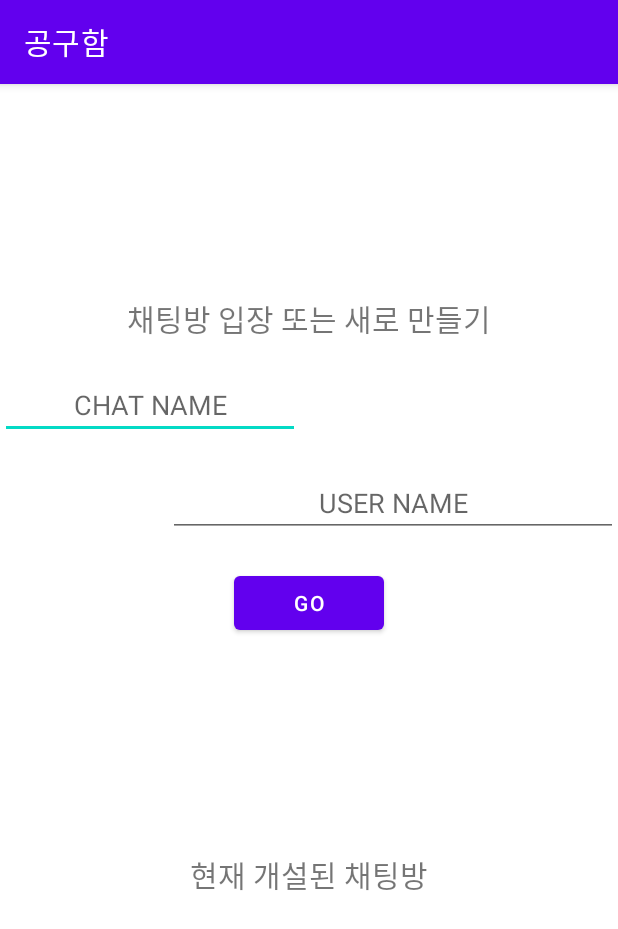
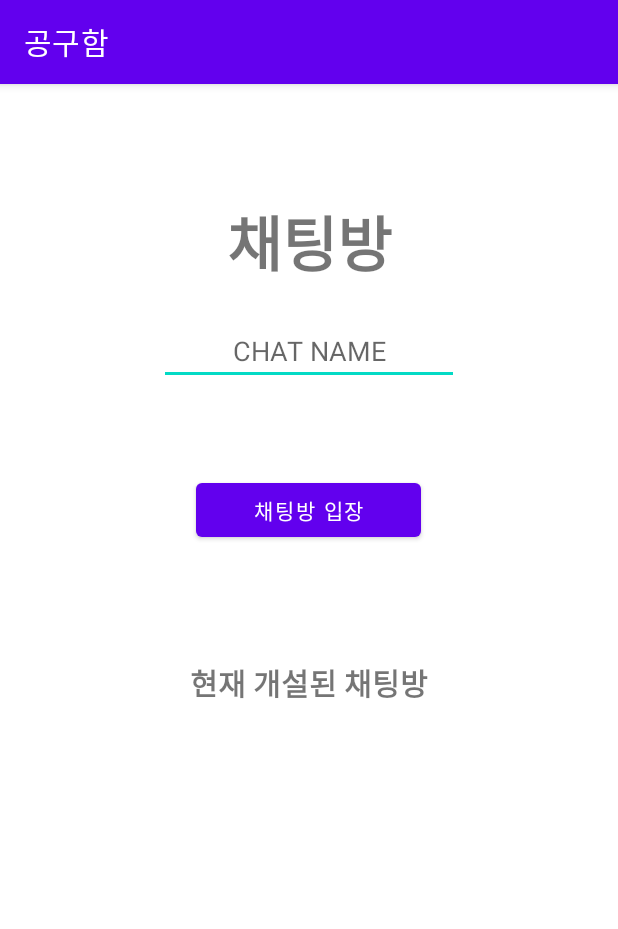
Before and after one commit to Kyeongnam1/Gongguham_, an Android app: the ChatStarterActivity screen opened directly, with no data from a screen before it, on a phone screen of 412 x 824 dp. Shown: the top 929 px of the screen. Run offline under Robolectric (Android 15) with nearby library versions, the phone set to English and light mode, and no system bars; our stand-ins replace Firebase (no records; nobody signed in at launch, a user with empty details on screens opened directly).

Commit message:
1. 채팅 기능 문제 해결(2020-04-06)

```diff
--- a/app/src/main/AndroidManifest.xml
+++ b/app/src/main/AndroidManifest.xml
@@ -39,9 +39,9 @@
         <activity android:name=".memberInitActivity">
         </activity>
         <!--채팅-->
-        <activity android:name=".ChatIntroActivity">
+        <activity android:name=".ChatStarterActivity">
         </activity>
-        <activity android:name=".ChatRoomActivity">
+        <activity android:name=".ChatChattingActivity">
         </activity>
 
 
--- a/app/src/main/java/com/example/gongguham_/ChatRoomActivity.java
+++ b/app/src/main/java/com/example/gongguham_/ChatChattingActivity.java
@@ -18,7 +18,7 @@ import com.google.firebase.database.DatabaseError;
 import com.google.firebase.database.DatabaseReference;
 import com.google.firebase.database.FirebaseDatabase;
 
-public class ChatRoomActivity extends AppCompatActivity {
+public class ChatChattingActivity extends AppCompatActivity {
 
     private String CHAT_NAME;
     private String USER_NAME;
@@ -33,14 +33,14 @@ public class ChatRoomActivity extends AppCompatActivity {
     @Override
     protected void onCreate(Bundle savedInstanceState) {
         super.onCreate(savedInstanceState);
-        setContentView(R.layout.activity_chat_intro);
+        setContentView(R.layout.activity_chat_chatting);
 
         // 위젯 ID 참조
         chat_view = (ListView) findViewById(R.id.chat_view);
         chat_edit = (EditText) findViewById(R.id.chat_edit);
         chat_send = (Button) findViewById(R.id.chat_sent);
 
-        // 로그인 화면에서 받아온 채팅방 이름, 유저 이름 저장
+        // 채팅 시작화면에서 받아온 채팅방 이름, 유저 이름 저장
         Intent intent = getIntent();
         CHAT_NAME = intent.getStringExtra("chatName");
         USER_NAME = intent.getStringExtra("userName");
--- a/app/src/main/java/com/example/gongguham_/ChatIntroActivity.java
+++ b/app/src/main/java/com/example/gongguham_/ChatStarterActivity.java
@@ -1,50 +1,72 @@
 package com.example.gongguham_;
 
+import android.annotation.SuppressLint;
 import android.content.Intent;
 import android.os.Bundle;
 import android.util.Log;
 import android.view.View;
+import android.widget.Adapter;
+import android.widget.AdapterView;
 import android.widget.ArrayAdapter;
 import android.widget.Button;
 import android.widget.EditText;
 import android.widget.ListView;
+import android.widget.TextView;
+import android.widget.Toast;
 
 import androidx.appcompat.app.AppCompatActivity;
 
+import com.google.firebase.auth.FirebaseAuth;
+import com.google.firebase.auth.FirebaseUser;
+import com.google.firebase.auth.UserInfo;
 import com.google.firebase.database.ChildEventListener;
 import com.google.firebase.database.DataSnapshot;
 import com.google.firebase.database.DatabaseError;
 import com.google.firebase.database.DatabaseReference;
 import com.google.firebase.database.FirebaseDatabase;
 
-public class ChatIntroActivity extends AppCompatActivity {
+import org.w3c.dom.Text;
 
-    private EditText user_chat, user_edit;
+
+public class ChatStarterActivity extends AppCompatActivity {
+
+    private FirebaseAuth mAuth;
+    FirebaseUser user = FirebaseAuth.getInstance().getCurrentUser();
+
+    private EditText chat_name;
+    private TextView user_name;
     private Button user_next;
     private ListView chat_list;
 
     private FirebaseDatabase firebaseDatabase = FirebaseDatabase.getInstance();
     private DatabaseReference databaseReference = firebaseDatabase.getReference();
 
+
     @Override
     protected void onCreate(Bundle savedInstanceState) {
         super.onCreate(savedInstanceState);
-        setContentView(R.layout.activity_chat_room);
+        setContentView(R.layout.activity_chat_starter);
 
-        user_chat = (EditText) findViewById(R.id.user_chat);
-        user_edit = (EditText) findViewById(R.id.user_edit);
+        chat_name = (EditText) findViewById(R.id.chat_name);
+
+        String database_name = user.getDisplayName();
+        user_name = (TextView) findViewById(R.id.user_name);
+        user_name.setText(database_name);
+
         user_next = (Button) findViewById(R.id.user_next);
         chat_list = (ListView) findViewById(R.id.chat_list);
 
         user_next.setOnClickListener(new View.OnClickListener() {
             @Override
             public void onClick(View v) {
-                if (user_edit.getText().toString().equals("") || user_chat.getText().toString().equals(""))
+
+                if (user_name.getText().toString().equals("") || chat_name.getText().toString().equals(""))
                     return;
 
-                Intent intent = new Intent(ChatIntroActivity.this, ChatRoomActivity.class);
-                intent.putExtra("chatName", user_chat.getText().toString());
-                intent.putExtra("userName", user_edit.getText().toString());
+                Intent intent = new Intent(ChatStarterActivity.this, ChatChattingActivity.class);
+                intent.putExtra("chatName", chat_name.getText().toString());
+                intent.putExtra("userName", user_name.getText().toString());
+
                 startActivity(intent);
             }
         });
@@ -54,6 +76,7 @@ public class ChatIntroActivity extends AppCompatActivity {
     }
 
     private void showChatList() {
+        //final String[] clicked_chat_room = new String[1];
         // 리스트 어댑터 생성 및 세팅
         final ArrayAdapter<String> adapter
 
@@ -87,7 +110,15 @@ public class ChatIntroActivity extends AppCompatActivity {
             public void onCancelled(DatabaseError databaseError) {
 
             }
+
+
         });
-
+        chat_list.setOnItemClickListener(new AdapterView.OnItemClickListener() {
+            @Override
+            public void onItemClick(AdapterView<?> adapterView, View view, int i, long l) {
+                Toast.makeText(ChatStarterActivity.this,i+1 +"번째 톡방",Toast.LENGTH_LONG).show();
+                chat_name.setText(adapter.getItem(i));
+            }
+        });
     }
 }
--- a/app/src/main/java/com/example/gongguham_/MainActivity.java
+++ b/app/src/main/java/com/example/gongguham_/MainActivity.java
@@ -4,7 +4,6 @@ import androidx.appcompat.app.AppCompatActivity;
 
 import android.content.Intent;
 import android.os.Bundle;
-import android.util.Log;
 import android.view.View;
 
 import com.google.firebase.auth.FirebaseAuth;
@@ -45,7 +44,8 @@ public class MainActivity extends AppCompatActivity {
                     startLoginActivity();
                     break;
                 case R.id.chatButton:
-                    startChat();
+                    //FirebaseUser user = mAuth.getCurrentUser();
+                    startChatActivity();
                     break;
             }
         }
@@ -63,8 +63,8 @@ public class MainActivity extends AppCompatActivity {
         startActivity(intent);
     }
 
-    private  void startChat(){
-        Intent intent = new Intent(this, ChatActivity.class);
+    private  void startChatActivity(){
+        Intent intent = new Intent(this, ChatStarterActivity.class);
         intent.addFlags(Intent.FLAG_ACTIVITY_CLEAR_TOP);
         startActivity(intent);
     }
--- a/app/src/main/res/layout/activity_chat_intro.xml
+++ b/app/src/main/res/layout/activity_chat_chatting.xml
@@ -4,7 +4,7 @@
     xmlns:tools="http://schemas.android.com/tools"
     android:layout_width="match_parent"
     android:layout_height="match_parent"
-    tools:context="com.example.gongguham_.ChatRoomActivity">
+    tools:context="com.example.gongguham_.ChatChattingActivity">
 
 
     <LinearLayout
--- a/app/src/main/res/layout/activity_chat_room.xml
+++ b/app/src/main/res/layout/activity_chat_starter.xml
@@ -4,7 +4,7 @@
     xmlns:tools="http://schemas.android.com/tools"
     android:layout_width="match_parent"
     android:layout_height="match_parent"
-    tools:context="com.example.gongguham_.ChatIntroActivity"
+    tools:context="com.example.gongguham_.ChatStarterActivity"
     tools:layout_editor_absoluteY="81dp"
     tools:layout_editor_absoluteX="0dp">
 
@@ -25,40 +25,41 @@
             <TextView
                 android:layout_width="match_parent"
                 android:layout_height="wrap_content"
-                android:textSize="20dp"
-                android:text="채팅방 입장 또는 새로 만들기"
+                android:textSize="40dp"
+                android:textStyle="bold"
+                android:text="채팅방"
                 android:layout_marginBottom="20dp"
                 android:gravity="center"/>
             <EditText
-                android:id="@+id/user_chat"
+                android:id="@+id/chat_name"
                 android:layout_width="200dp"
                 android:layout_height="wrap_content"
                 android:inputType="textPersonName"
                 android:hint="CHAT NAME"
-                android:layout_gravity="left"
+                android:layout_gravity="center"
                 android:gravity="center"
                 android:layout_marginBottom="20dp"/>
 
-            <EditText
-                android:id="@+id/user_edit"
-                android:layout_width="300dp"
+            <TextView
+                android:id="@+id/user_name"
+                android:layout_width="200dp"
                 android:layout_height="wrap_content"
-                android:inputType="textPersonName"
-                android:hint="USER NAME"
-                android:layout_gravity="right"
-                android:gravity="center"
+                android:layout_gravity="center"
+                android:textAlignment="center"
+                android:text="사용자명"
+                android:textStyle="bold"
                 android:layout_marginBottom="20dp"/>
 
             <Button
                 android:id="@+id/user_next"
-                android:layout_width="100dp"
+                android:layout_width="150dp"
                 android:layout_height="wrap_content"
-                android:text="GO"/>
+                android:text="채팅방 입장"/>
 
         </LinearLayout>
 
         <LinearLayout
-            android:layout_weight="2"
+            android:layout_weight="1"
             android:layout_width="match_parent"
             android:layout_height="match_parent"
             android:orientation="vertical">
@@ -67,6 +68,7 @@
                 android:layout_height="wrap_content"
                 android:textSize="20dp"
                 android:text="현재 개설된 채팅방"
+                android:textStyle="bold"
                 android:layout_marginBottom="20dp"
                 android:gravity="center"/>
             <ListView
```
